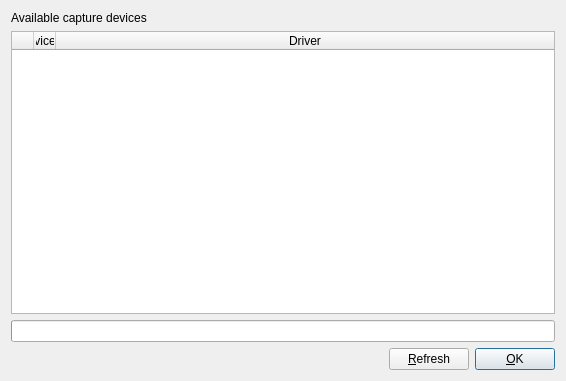
Above: ui/DeviceDialog.ui from BatchDrake/SigDigger before the change. Below: the same form after it.
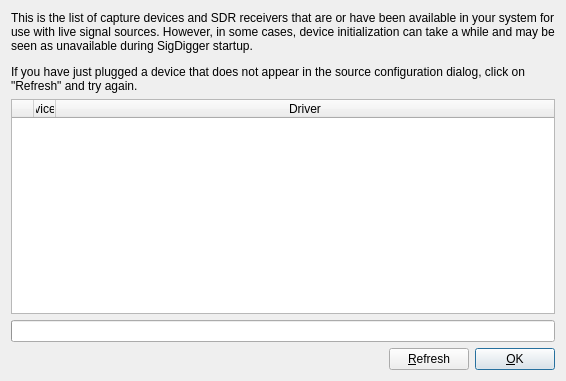
That is the form after the change.

Commit message: Implement device refresh

Diff of the .ui file:
```diff
--- a/ui/DeviceDialog.ui
+++ b/ui/DeviceDialog.ui
@@ -47,7 +47,10 @@
    <item row="0" column="0" colspan="4">
     <widget class="QLabel" name="label">
      <property name="text">
-      <string>Available capture devices</string>
+      <string>&lt;html&gt;&lt;head/&gt;&lt;body&gt;&lt;p&gt;This is the list of capture devices and SDR receivers that are or have been available in your system for use with live signal sources. However, in some cases, device initialization can take a while and may be seen as unavailable during SigDigger startup.&lt;/p&gt;&lt;p&gt;If you have just plugged a device that does not appear in the source configuration dialog, click on &amp;quot;Refresh&amp;quot; and try again.&lt;/p&gt;&lt;/body&gt;&lt;/html&gt;</string>
+     </property>
+     <property name="wordWrap">
+      <bool>true</bool>
      </property>
     </widget>
    </item>
```
Left out of the diff: 12 changed lines with no effect on the pictures. The commit also changes 13 other files.
